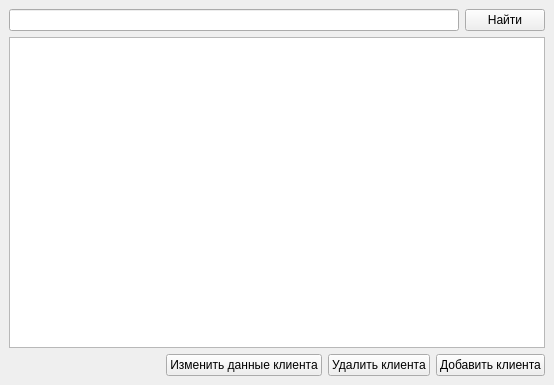
Above: ui/clients.ui from Git-I985/ap before the change. Below: the same form after it.
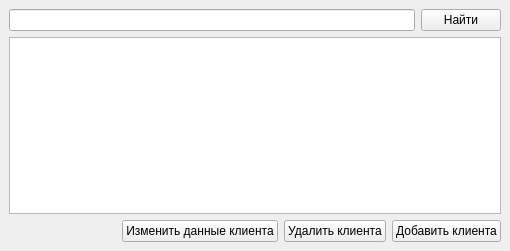
That is the form after the change.

The edit to the form file:
```diff
--- a/ui/clients.ui
+++ b/ui/clients.ui
@@ -6,8 +6,8 @@
    <rect>
     <x>0</x>
     <y>0</y>
-    <width>554</width>
-    <height>385</height>
+    <width>510</width>
+    <height>251</height>
    </rect>
   </property>
   <property name="windowTitle">
```
Left out of the diff: 2 changed lines with no effect on the pictures.
